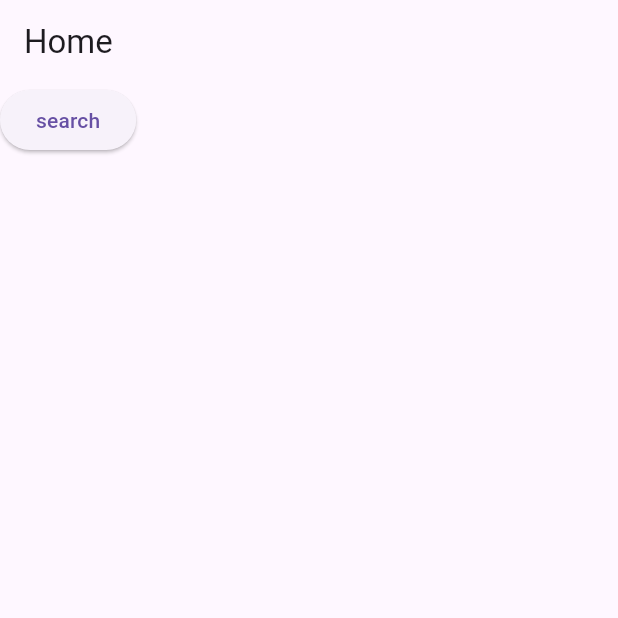
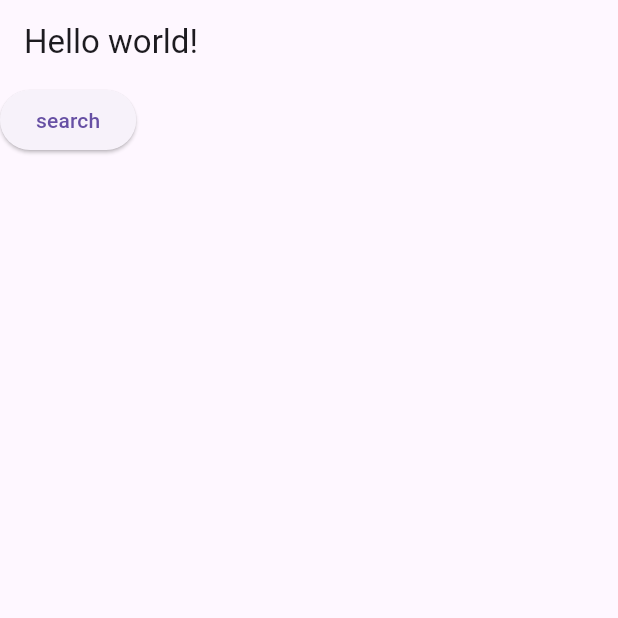
Before and after one commit to OpenGoose/ars-sonora-client, a Flutter app: the screen it shows after launch, on a phone screen of 412 x 824 dp, the top half of it. Run offline on Flutter 3.47's test engine with Material 3 defaults, Android fonts, the phone set to English and light mode, and no system bars; our stand-ins replace go_router; generated files the repository leaves out were written again.

Commit message:
Working i18n

```diff
--- /dev/null
+++ b/l10n.yaml
@@ -0,0 +1,3 @@
+arb-dir: lib/l10n
+template-arb-file: app_en.arb
+output-localization-file: app_localizations.dart
--- /dev/null
+++ b/lib/l10n/app_en.arb
@@ -0,0 +1,6 @@
+{
+    "helloWorld": "Hello world!",
+    "@helloWorld": {
+        "description": "Initial message"
+    }
+}
--- /dev/null
+++ b/lib/l10n/app_es.arb
@@ -0,0 +1,3 @@
+{
+    "helloWorld": "Hola mundo!"
+}
--- a/lib/main.dart
+++ b/lib/main.dart
@@ -2,6 +2,7 @@
 import 'package:ars_sonora/screens/search-page.dart';
 import 'package:flutter/material.dart';
 import 'package:go_router/go_router.dart';
+import 'package:flutter_gen/gen_l10n/app_localizations.dart';
 
 void main() {
   runApp(const MainApp());
@@ -31,6 +32,8 @@
   Widget build(BuildContext context) {
     return MaterialApp.router(
       routerConfig: _router,
+      localizationsDelegates: AppLocalizations.localizationsDelegates,
+      supportedLocales: AppLocalizations.supportedLocales,
     );
   }
 }
--- a/lib/screens/home-page.dart
+++ b/lib/screens/home-page.dart
@@ -1,5 +1,6 @@
 import 'package:flutter/material.dart';
 import 'package:go_router/go_router.dart';
+import 'package:flutter_gen/gen_l10n/app_localizations.dart';
 
 class HomePage extends StatelessWidget {
   const HomePage({super.key});
@@ -8,7 +9,7 @@
   Widget build(BuildContext context) {
     return Scaffold(
       appBar: AppBar(
-        title: const Text("Home"),
+        title: Text(AppLocalizations.of(context)!.helloWorld),
       ),
       body: ElevatedButton(
         onPressed: () {
--- a/pubspec.yaml
+++ b/pubspec.yaml
@@ -22,3 +22,4 @@
 
 flutter:
   uses-material-design: true
+  generate: true
```
